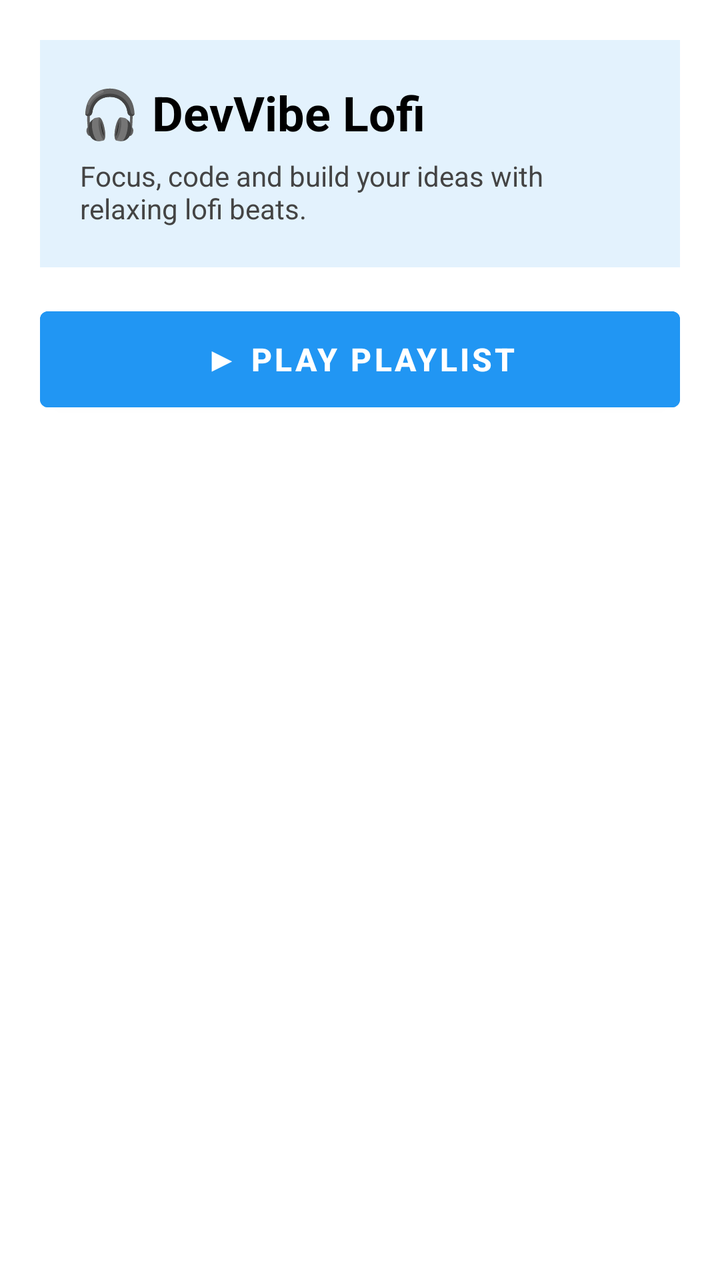
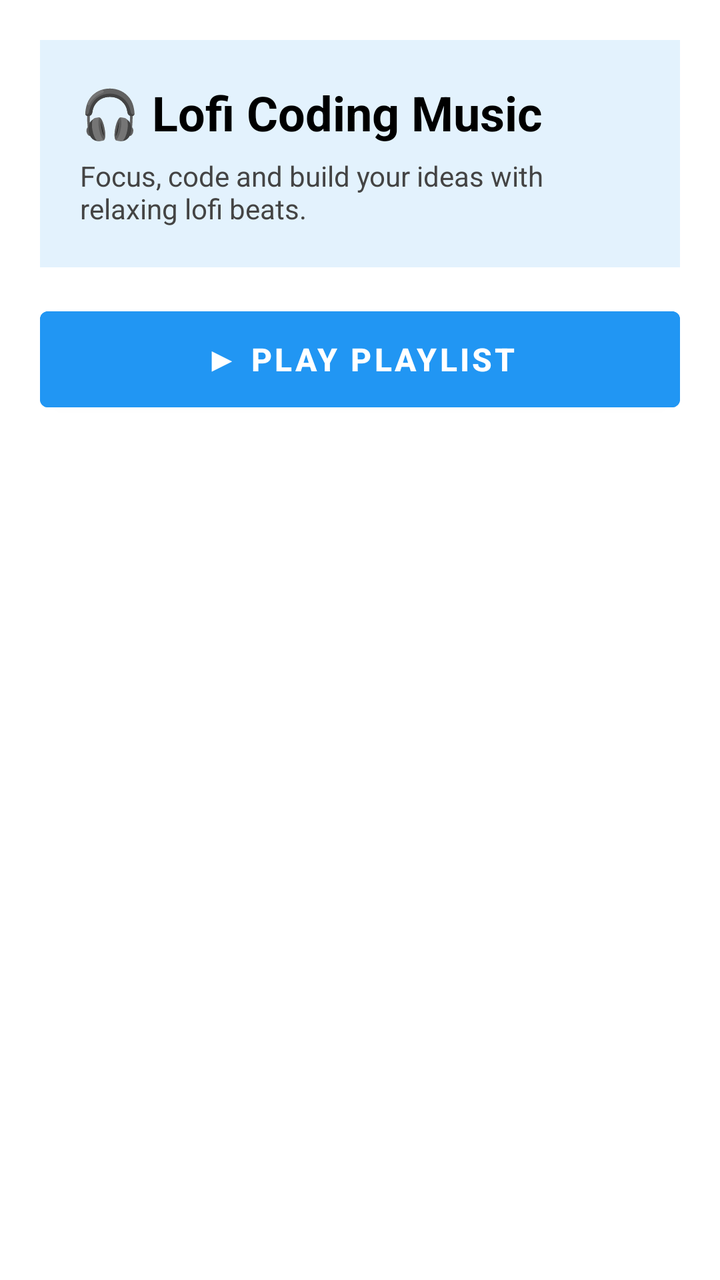

Before-and-after screenshots of an Android layout around one commit, followed by the original layout XML and the change that was made.
<!-- AndroidManifest.xml: application theme Theme.DevVibe -->
<!-- res/layout/activity_music.xml -->
<?xml version="1.0" encoding="utf-8"?>
<LinearLayout xmlns:android="http://schemas.android.com/apk/res/android"
    xmlns:app="http://schemas.android.com/apk/res-auto"
    android:layout_width="match_parent"
    android:layout_height="match_parent"
    android:orientation="vertical"
    android:background="#FFFFFF">

    <LinearLayout
        android:id="@+id/playlistLayout"
        android:layout_width="match_parent"
        android:layout_height="match_parent"
        android:orientation="vertical"
        android:padding="20dp">

        <LinearLayout
            android:layout_width="match_parent"
            android:layout_height="wrap_content"
            android:layout_marginBottom="16dp"
            android:background="#E3F2FD"
            android:orientation="vertical"
            android:padding="20dp">

            <TextView
                android:layout_width="wrap_content"
                android:layout_height="wrap_content"
                android:text="🎧 DevVibe Lofi"
                android:textColor="#000"
                android:textSize="24sp"
                android:textStyle="bold" />

            <TextView
                android:layout_width="wrap_content"
                android:layout_height="wrap_content"
                android:layout_marginTop="6dp"
                android:text="Focus, code and build your ideas with relaxing lofi beats."
                android:textColor="#444"
                android:textSize="14sp" />
        </LinearLayout>

        <com.google.android.material.button.MaterialButton
            android:id="@+id/btnStartPlaylist"
            android:layout_width="match_parent"
            android:layout_height="60dp"
            android:layout_marginBottom="12dp"
            android:backgroundTint="#2196F3"
            android:text="▶ Play Playlist"
            android:textColor="#FFFFFF"
            android:textSize="16sp"
            android:textStyle="bold" />

        <androidx.recyclerview.widget.RecyclerView
            android:id="@+id/playlistRecycler"
            android:layout_width="match_parent"
            android:layout_height="0dp"
            android:layout_weight="1" />

        <LinearLayout
            android:id="@+id/miniPlayer"
            android:layout_width="match_parent"
            android:layout_height="70dp"
            android:layout_marginTop="10dp"
            android:background="#F7F7F7"
            android:elevation="4dp"
            android:orientation="horizontal"
            android:padding="14dp"
            android:visibility="gone">

            <TextView
                android:id="@+id/miniTitle"
                android:layout_width="0dp"
                android:layout_height="wrap_content"
                android:layout_weight="1"
                android:ellipsize="marquee"
                android:focusable="true"
                android:focusableInTouchMode="true"
                android:marqueeRepeatLimit="marquee_forever"
                android:scrollHorizontally="true"
                android:singleLine="true"
                android:textColor="#000"
                android:textSize="16sp"
                android:textStyle="bold" />

            <com.google.android.material.button.MaterialButton
                android:id="@+id/miniPlayPause"
                android:layout_width="60dp"
                android:layout_height="wrap_content"
                android:background="@android:color/transparent"
                android:text=""
                app:iconTint="#2196F3"
                android:textSize="18sp" />

            <Button
                android:id="@+id/miniOpenPlayer"
                android:layout_width="60dp"
                android:layout_height="wrap_content"
                android:background="@android:color/transparent"
                android:text="🎵"
                android:textSize="18sp" />
        </LinearLayout>

    </LinearLayout>

    <LinearLayout
        android:id="@+id/playerLayout"
        android:layout_width="match_parent"
        android:layout_height="match_parent"
        android:background="#FFFFFF"
        android:orientation="vertical"
        android:visibility="gone">

        <LinearLayout
            android:layout_width="match_parent"
            android:layout_height="wrap_content"
            android:paddingHorizontal="24dp"
            android:paddingTop="10dp"
            android:orientation="horizontal"
            android:gravity="center_vertical">

            <TextView
                android:id="@+id/logoText"
                android:text="🎵 Lofi music"
                android:textSize="15sp"
                android:textColor="#000"
                android:layout_weight="1"
                android:layout_width="0dp"
                android:layout_height="wrap_content" />

            <ImageButton
                android:id="@+id/btnMenu"
                android:layout_width="40dp"
                android:layout_height="40dp"
                android:background="@android:color/transparent"
                android:contentDescription="menu button"
                android:src="@android:drawable/ic_menu_more" />
        </LinearLayout>

        <LinearLayout
            android:layout_width="match_parent"
            android:layout_height="match_parent"
            android:gravity="center"
            android:orientation="vertical"
            android:padding="24dp">

            <ImageView
                android:id="@+id/vinylImage"
                android:layout_width="170dp"
                android:layout_height="170dp"
                android:layout_marginTop="20dp"
                android:src="@drawable/vinyl" />

            <TextView
                android:id="@+id/musicTitle"
                android:layout_width="match_parent"
                android:layout_height="wrap_content"
                android:layout_marginTop="12dp"
                android:ellipsize="marquee"
                android:focusable="true"
                android:focusableInTouchMode="true"
                android:marqueeRepeatLimit="marquee_forever"
                android:scrollHorizontally="true"
                android:singleLine="true"
                android:text="Music title"
                android:textAlignment="center"
                android:textSize="20sp"
                android:textStyle="bold" />

            <SeekBar
                android:id="@+id/musicProgress"
                android:layout_width="match_parent"
                android:layout_height="wrap_content"
                android:layout_marginTop="10dp"
                android:progressTint="#2196F3"
                android:thumbTint="#2196F3" />

            <TextView
                android:id="@+id/timeText"
                android:layout_width="wrap_content"
                android:layout_height="wrap_content"
                android:layout_marginBottom="10dp"
                android:text="00:00 / 00:00" />

            <TextView
                android:layout_width="wrap_content"
                android:layout_height="wrap_content"
                android:text="Volume"
                android:textStyle="bold" />

            <SeekBar
                android:id="@+id/volumeSeek"
                android:layout_width="match_parent"
                android:layout_height="wrap_content"
                android:progressTint="#2196F3"
                android:thumbTint="#2196F3" />

            <LinearLayout
                android:layout_width="match_parent"
                android:layout_height="wrap_content"
                android:layout_marginTop="24dp"
                android:gravity="center"
                android:orientation="horizontal">

                <com.google.android.material.button.MaterialButton
                    android:id="@+id/btnPrev"
                    android:layout_width="70dp"
                    android:layout_height="wrap_content"
                    android:background="@android:color/transparent"
                    app:icon="@android:drawable/ic_media_previous"
                    app:iconTint="#333" />

                <com.google.android.material.button.MaterialButton
                    android:id="@+id/btnPlay"
                    android:layout_width="70dp"
                    android:layout_height="wrap_content"
                    android:background="@android:color/transparent"
                    app:icon="@android:drawable/ic_media_play"
                    app:iconTint="#333" />

                <com.google.android.material.button.MaterialButton
                    android:id="@+id/btnNext"
                    android:layout_width="70dp"
                    android:layout_height="wrap_content"
                    android:background="@android:color/transparent"
                    app:icon="@android:drawable/ic_media_next"
                    app:iconTint="#333" />
            </LinearLayout>

            <Button
                android:id="@+id/btnLoop"
                android:layout_width="150dp"
                android:layout_height="wrap_content"
                android:layout_marginTop="16dp"
                android:backgroundTint="#2196F3"
                android:text="Loop Off"
                android:textColor="#FFFFFF" />
        </LinearLayout>
    </LinearLayout>
</LinearLayout>
<!-- resources referenced by this layout -->
<resources>
  <!-- drawable vinyl: png bitmap (drawable, 26524 bytes) -->
  <style name="Theme.DevVibe" parent="Base.Theme.DevVibe" />
  <style name="Base.Theme.DevVibe" parent="Theme.MaterialComponents.DayNight.NoActionBar">
          
          
      </style>
</resources>

<!-- the commit's change to res/layout/activity_music.xml (unified diff, before → after) -->
@@ -24,7 +24,7 @@
             <TextView
                 android:layout_width="wrap_content"
                 android:layout_height="wrap_content"
-                android:text="🎧 DevVibe Lofi"
+                android:text="@string/lofi_coding_music"
                 android:textColor="#000"
                 android:textSize="24sp"
                 android:textStyle="bold" />
@@ -33,7 +33,7 @@
                 android:layout_width="wrap_content"
                 android:layout_height="wrap_content"
                 android:layout_marginTop="6dp"
-                android:text="Focus, code and build your ideas with relaxing lofi beats."
+                android:text="@string/focus_code_and_build_your_ideas_with_relaxing_lofi_beats"
                 android:textColor="#444"
                 android:textSize="14sp" />
         </LinearLayout>
@@ -44,7 +44,7 @@
             android:layout_height="60dp"
             android:layout_marginBottom="12dp"
             android:backgroundTint="#2196F3"
-            android:text="▶ Play Playlist"
+            android:text="@string/play_playlist"
             android:textColor="#FFFFFF"
             android:textSize="16sp"
             android:textStyle="bold" />
@@ -95,7 +95,7 @@
                 android:layout_width="60dp"
                 android:layout_height="wrap_content"
                 android:background="@android:color/transparent"
-                android:text="🎵"
+                android:text="@string/music_emoji"
                 android:textSize="18sp" />
         </LinearLayout>
 
@@ -119,7 +119,7 @@
 
             <TextView
                 android:id="@+id/logoText"
-                android:text="🎵 Lofi music"
+                android:text="@string/lofi_music"
                 android:textSize="15sp"
                 android:textColor="#000"
                 android:layout_weight="1"
@@ -131,7 +131,7 @@
                 android:layout_width="40dp"
                 android:layout_height="40dp"
                 android:background="@android:color/transparent"
-                android:contentDescription="menu button"
+                android:contentDescription="@string/menu_button"
                 android:src="@android:drawable/ic_menu_more" />
         </LinearLayout>
 
@@ -160,7 +160,7 @@
                 android:marqueeRepeatLimit="marquee_forever"
                 android:scrollHorizontally="true"
                 android:singleLine="true"
-                android:text="Music title"
+                android:text="@string/music_title"
                 android:textAlignment="center"
                 android:textSize="20sp"
                 android:textStyle="bold" />
@@ -178,12 +178,12 @@
                 android:layout_width="wrap_content"
                 android:layout_height="wrap_content"
                 android:layout_marginBottom="10dp"
-                android:text="00:00 / 00:00" />
-
-            <TextView
-                android:layout_width="wrap_content"
-                android:layout_height="wrap_content"
-                android:text="Volume"
+                android:text="@string/music_duration" />
+
+            <TextView
+                android:layout_width="wrap_content"
+                android:layout_height="wrap_content"
+                android:text="@string/volume"
                 android:textStyle="bold" />
 
             <SeekBar
@@ -231,7 +231,7 @@
                 android:layout_height="wrap_content"
                 android:layout_marginTop="16dp"
                 android:backgroundTint="#2196F3"
-                android:text="Loop Off"
+                android:text="@string/music_loop_stat"
                 android:textColor="#FFFFFF" />
         </LinearLayout>
     </LinearLayout>
<!-- resource entries referenced after the edit -->
@@ -1,6 +1,16 @@
 <!-- resources referenced by this layout -->
 <resources>
   <!-- drawable vinyl: png bitmap (drawable, 26524 bytes) -->
+  <string name="focus_code_and_build_your_ideas_with_relaxing_lofi_beats">Focus, code and build your ideas with relaxing lofi beats.</string>
+  <string name="lofi_coding_music">🎧 Lofi Coding Music</string>
+  <string name="lofi_music">🎵 Lofi music</string>
+  <string name="menu_button">menu button</string>
+  <string name="music_duration">00:00 / 00:00</string>
+  <string name="music_emoji">🎵</string>
+  <string name="music_loop_stat">Loop Off</string>
+  <string name="music_title">Music title</string>
+  <string name="play_playlist">▶ Play Playlist</string>
+  <string name="volume">Volume</string>
   <style name="Theme.DevVibe" parent="Base.Theme.DevVibe" />
   <style name="Base.Theme.DevVibe" parent="Theme.MaterialComponents.DayNight.NoActionBar">
           
